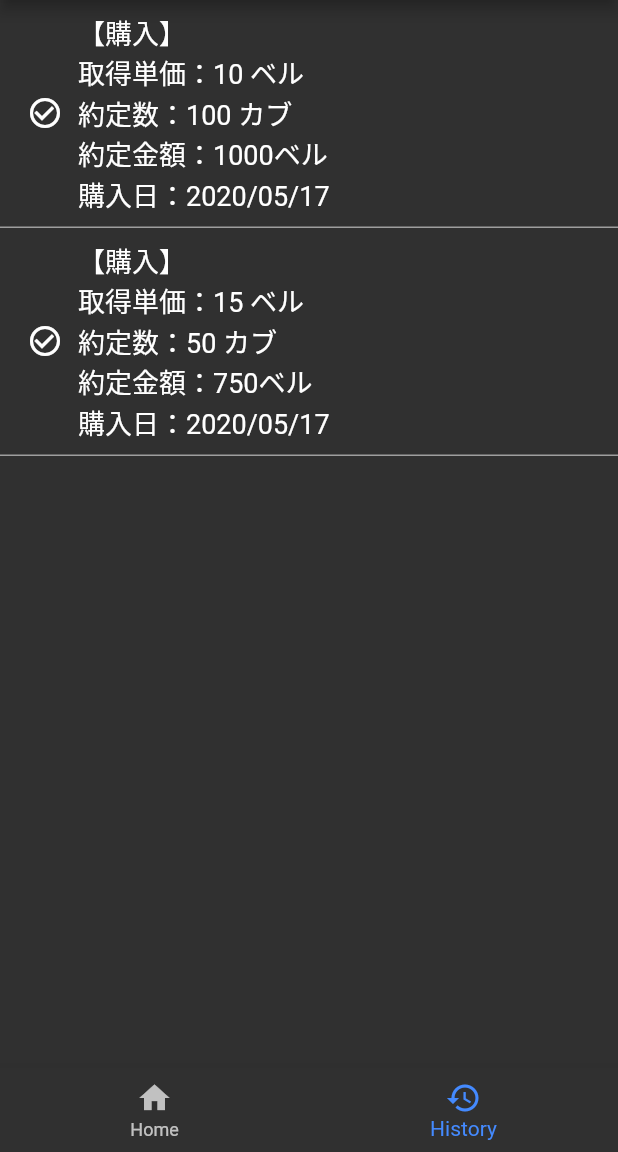
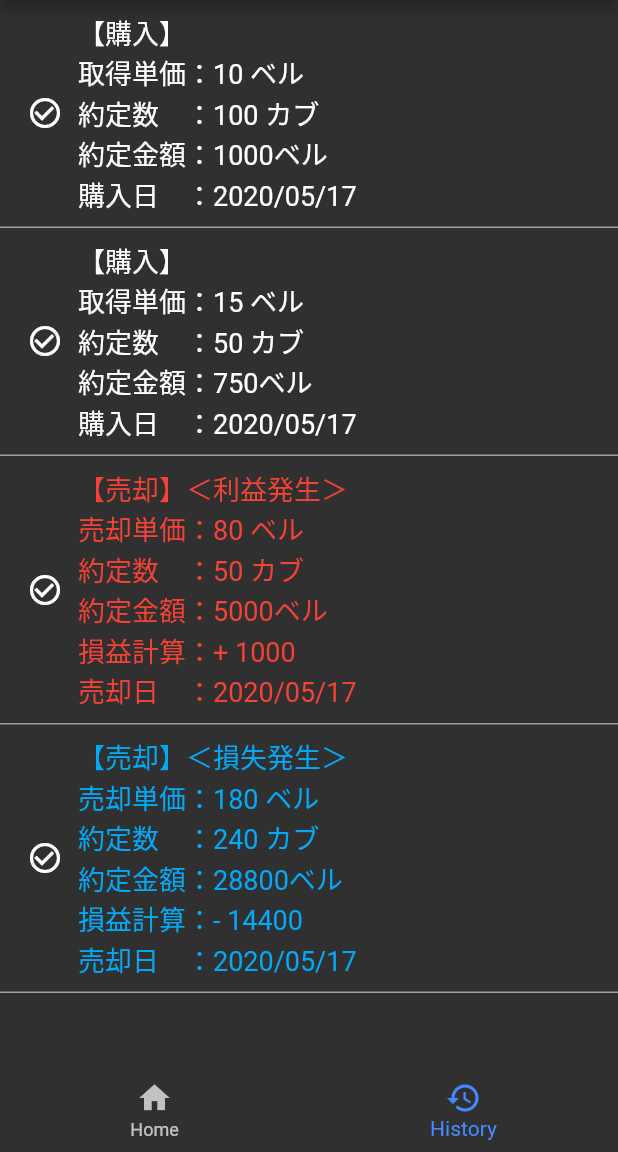
Before and after one commit to jskny/atumori-stock-manager, a Flutter app: the screen it shows after launch, swiped to page 2, on a phone screen of 412 x 824 dp, the part 84-1236 px from its top. Run offline on Flutter 3.47's test engine with Material 2 defaults, Android fonts, the phone set to English and light mode, and no system bars; our stand-ins replace firebase_auth, google_sign_in; accounts and stored records are empty.

Commit message:
add sell

```diff
--- a/lib/main.dart
+++ b/lib/main.dart
@@ -53,7 +53,9 @@ class _MyHomePageState extends State<MyHomePage> {
     _pageWidgets[1] = new ListView(
         children: [
           _historyItemBought(10, 100),
-          _historyItemBought(15, 50)
+          _historyItemBought(15, 50),
+          _historyItemSell(100, 50, 80),
+          _historyItemSell(120, 240, 180)
         ],
       );
 
@@ -136,7 +138,7 @@ class _MyHomePageState extends State<MyHomePage> {
             child:Icon(Icons.check_circle_outline),
           ),
           Text(
-            "【購入】\n取得単価：${price} ベル\n約定数：${count} カブ\n約定金額：${price * count}ベル\n購入日：2020/05/17",
+            "【購入】\n取得単価：${price} ベル\n約定数　：${count} カブ\n約定金額：${price * count}ベル\n購入日　：2020/05/17",
             style: TextStyle(
               color:Colors.white,
               fontSize: 18.0
@@ -153,4 +155,36 @@ class _MyHomePageState extends State<MyHomePage> {
   }
 
 
+  // 取引記録（売却）のオブジェクト
+  Widget _historyItemSell(int sellPrice, int sellCount, int boughtPrice) {
+    return GestureDetector(
+      child:Container(
+        padding: EdgeInsets.all(8.0),
+        decoration: new BoxDecoration(
+         border: new Border(bottom: BorderSide(width: 1.0, color: Colors.grey))
+        ),
+
+      child: Row(
+          children: <Widget>[
+          Container(
+            margin: EdgeInsets.all(10.0),
+            child:Icon(Icons.check_circle_outline),
+          ),
+          Text(
+            "【売却】${(sellPrice - boughtPrice < 0) ? "＜損失発生＞" : "＜利益発生＞"}\n売却単価：${boughtPrice} ベル\n約定数　：${sellCount} カブ\n約定金額：${sellPrice * sellCount}ベル\n損益計算：${(sellPrice - boughtPrice) > 0 ? "+" : "-"} ${((sellPrice - boughtPrice) * sellCount).abs()}\n売却日　：2020/05/17",
+            style: TextStyle(
+              color: (sellPrice - boughtPrice < 0) ? Colors.lightBlue : Colors.red,
+              fontSize: 18.0
+            ),
+          ),
+          ],
+        )
+      ),
+
+      onTap: () {
+       print("onTap called.");
+      },
+    );
+  }
+
 }
```
